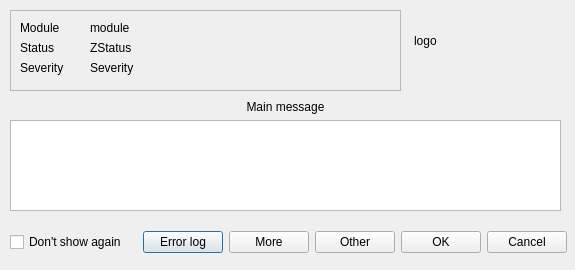
Old version of the form zcontentutils/zexceptiondlg.ui in the repository seth-world/zcontent.
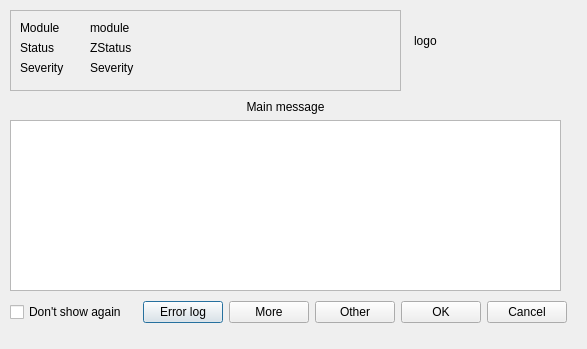
New version of the form.

Diff of the .ui file:
```diff
--- a/zcontentutils/zexceptiondlg.ui
+++ b/zcontentutils/zexceptiondlg.ui
@@ -6,8 +6,8 @@
    <rect>
     <x>0</x>
     <y>0</y>
-    <width>575</width>
-    <height>270</height>
+    <width>587</width>
+    <height>349</height>
    </rect>
   </property>
   <property name="windowTitle">
@@ -17,7 +17,7 @@
    <property name="geometry">
     <rect>
      <x>10</x>
-     <y>230</y>
+     <y>300</y>
      <width>557</width>
      <height>25</height>
     </rect>
@@ -211,7 +211,7 @@
      <x>10</x>
      <y>100</y>
      <width>551</width>
-     <height>111</height>
+     <height>191</height>
     </rect>
    </property>
    <layout class="QVBoxLayout" name="VertLayoutMsgVLy_2">
```
